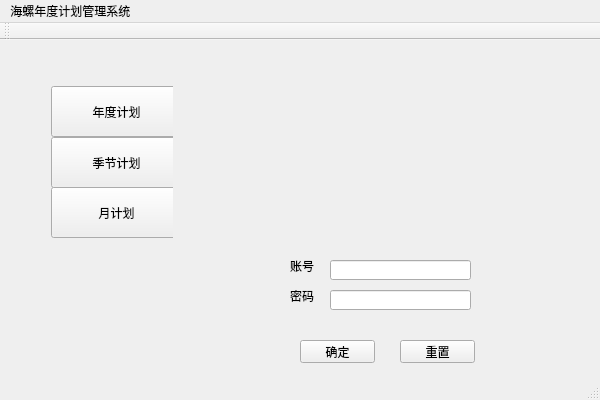
Above: BackendGuI/BackendGuI/BackendGuI.ui from LarkHunter/lark before the change. Below: the same form after it.
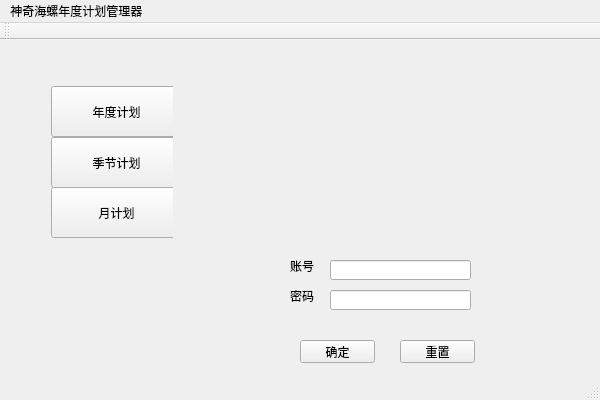
That is the form after the change.

Patch:
```diff
--- a/BackendGuI/BackendGuI/BackendGuI.ui
+++ b/BackendGuI/BackendGuI/BackendGuI.ui
@@ -10,6 +10,18 @@
     <height>400</height>
    </rect>
   </property>
+  <property name="minimumSize">
+   <size>
+    <width>600</width>
+    <height>400</height>
+   </size>
+  </property>
+  <property name="maximumSize">
+   <size>
+    <width>600</width>
+    <height>400</height>
+   </size>
+  </property>
   <property name="windowTitle">
    <string>BackendGuI</string>
   </property>
@@ -158,7 +170,7 @@
    </property>
    <widget class="QMenu" name="menu">
     <property name="title">
-     <string>海螺年度计划管理系统 </string>
+     <string>神奇海螺年度计划管理器 </string>
     </property>
    </widget>
    <addaction name="menu"/>
```
Left out of the diff: 4 changed lines with no effect on the pictures.
